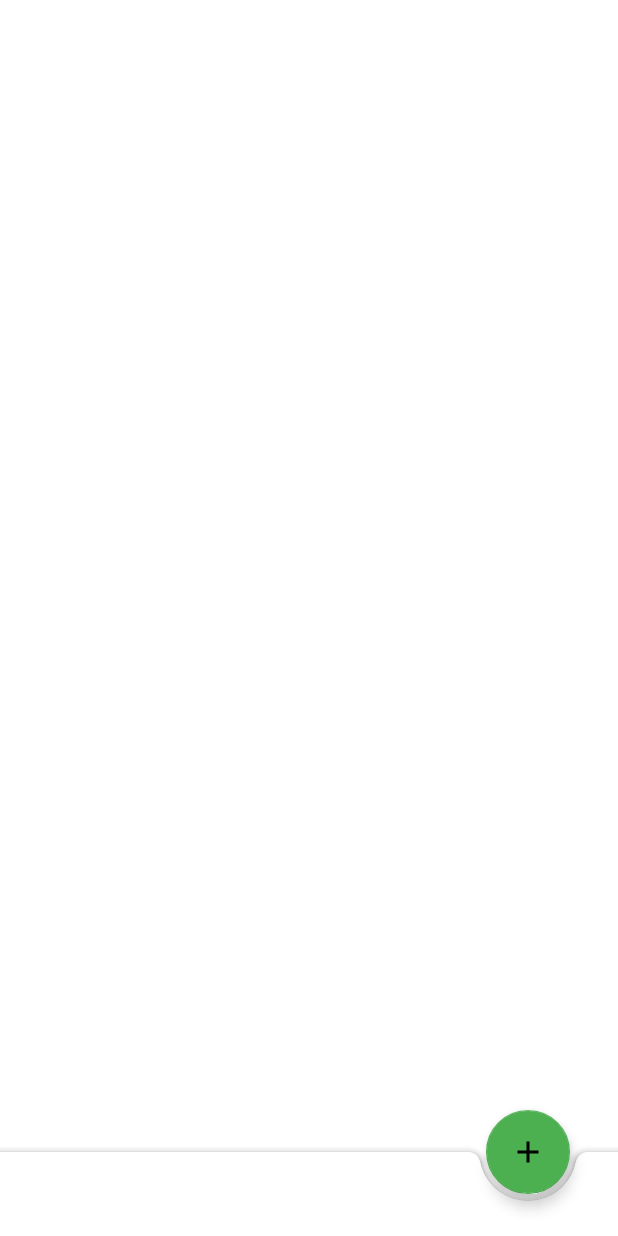
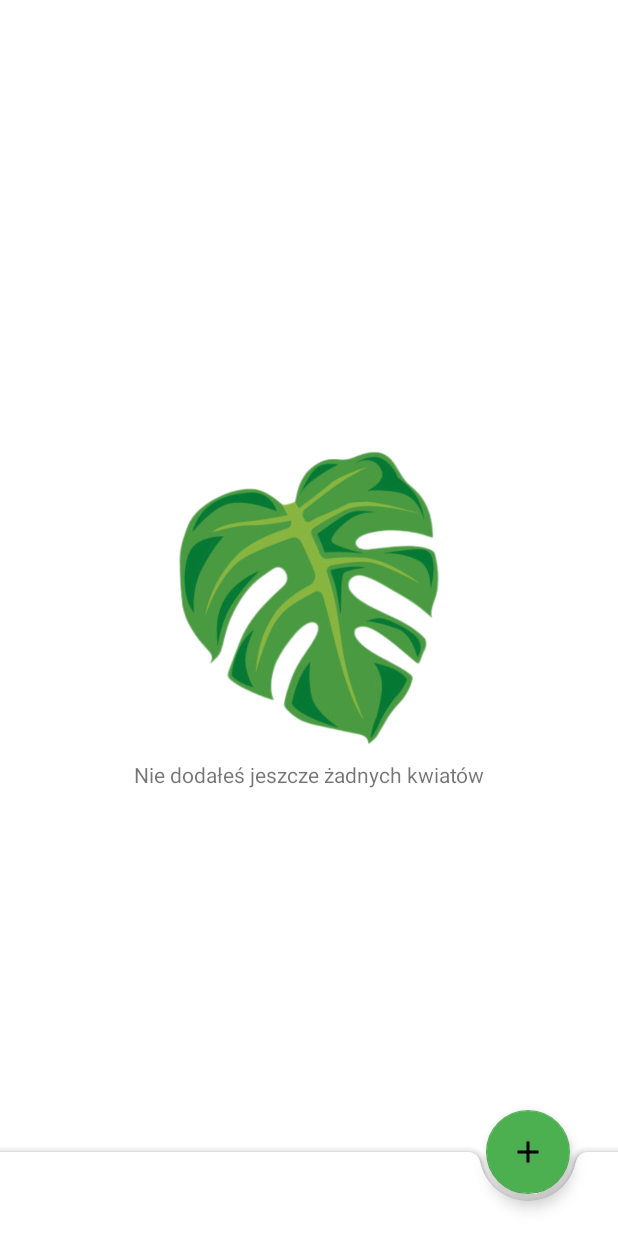
Before and after one commit to dopieralad/flowers, an Android app: the screen it shows after launch (MainActivity), on a phone screen of 412 x 824 dp. Run offline under Robolectric (Android 15) with nearby library versions, the phone set to English and light mode, and no system bars; our stand-ins replace Room's generated code.

Commit message:
Display information when there are no Flowers created

```diff
--- a/flowers/src/main/kotlin/pl/dopieralad/university/ma/flowers/MainActivity.kt
+++ b/flowers/src/main/kotlin/pl/dopieralad/university/ma/flowers/MainActivity.kt
@@ -21,6 +21,8 @@ import android.app.AlarmManager
 import android.app.PendingIntent
 import android.content.Context
 import android.util.Log
+import android.view.View
+import android.widget.LinearLayout
 import java.util.Date
 
 class MainActivity : AppCompatActivity() {
@@ -58,12 +60,24 @@ class MainActivity : AppCompatActivity() {
 
     private fun setupFlowerList() {
         val recyclerAdapter = FlowerListAdapter(this, Consumer { onFlowerWatered(it) }, Consumer { onFlowerDeleted(it) })
+
         val recyclerView: RecyclerView = findViewById(R.id.flower_list)
         recyclerView.adapter = recyclerAdapter
         recyclerView.layoutManager = LinearLayoutManager(this)
 
+        val noFlowerInfo: LinearLayout = findViewById(R.id.no_flower_info)
+
         flowerViewModel = ViewModelProvider(this).get(FlowerViewModel::class.java)
-        flowerViewModel.getAll().observe(this, Observer { recyclerAdapter.flowers = it })
+        flowerViewModel.getAll().observe(this, Observer {
+            recyclerAdapter.flowers = it
+            if (it.isEmpty()) {
+                noFlowerInfo.visibility = View.VISIBLE
+                recyclerView.visibility = View.GONE
+            } else {
+                noFlowerInfo.visibility = View.GONE
+                recyclerView.visibility = View.VISIBLE
+            }
+        })
     }
 
     private fun setupFab() {
--- a/flowers/src/main/res/layout/main_activity.xml
+++ b/flowers/src/main/res/layout/main_activity.xml
@@ -19,6 +19,34 @@
                 android:layout_height="match_parent"
                 tools:listitem="@layout/flower_list_item"/>
 
+        <LinearLayout
+                android:id="@+id/no_flower_info"
+                android:layout_width="wrap_content"
+                android:layout_height="wrap_content"
+                android:layout_centerVertical="true"
+                android:orientation="vertical" android:layout_marginTop="8dp" app:layout_constraintTop_toTopOf="parent"
+                android:gravity="center_horizontal"
+                android:layout_marginBottom="8dp" app:layout_constraintBottom_toBottomOf="parent"
+                app:layout_constraintEnd_toEndOf="parent" android:layout_marginEnd="8dp"
+                app:layout_constraintStart_toStartOf="parent" android:layout_marginStart="8dp">
+
+            <ImageView
+                    android:id="@+id/flower_image"
+                    android:contentDescription="@string/image"
+                    android:layout_width="200dp"
+                    android:layout_height="200dp"
+                    android:scaleType="centerInside"
+                    android:src="@drawable/ic_monstera"
+                    android:layout_marginBottom="8dp"/>
+
+            <TextView
+                    android:id="@+id/no_flowers"
+                    android:layout_width="wrap_content"
+                    android:layout_height="wrap_content"
+                    android:text="@string/no_flowers"/>
+
+        </LinearLayout>
+
     </androidx.constraintlayout.widget.ConstraintLayout>
 
     <com.google.android.material.bottomappbar.BottomAppBar
--- a/flowers/src/main/res/values/strings.xml
+++ b/flowers/src/main/res/values/strings.xml
@@ -16,4 +16,5 @@
     <string name="no">Nie</string>
     <string name="are_you_sure">Czy jesteś pewien?</string>
     <string name="delete_flower_confirmation">Czy na pewno chcesz usunąć kwiat \'%s\'?</string>
+    <string name="no_flowers">Nie dodałeś jeszcze żadnych kwiatów</string>
 </resources>
```
